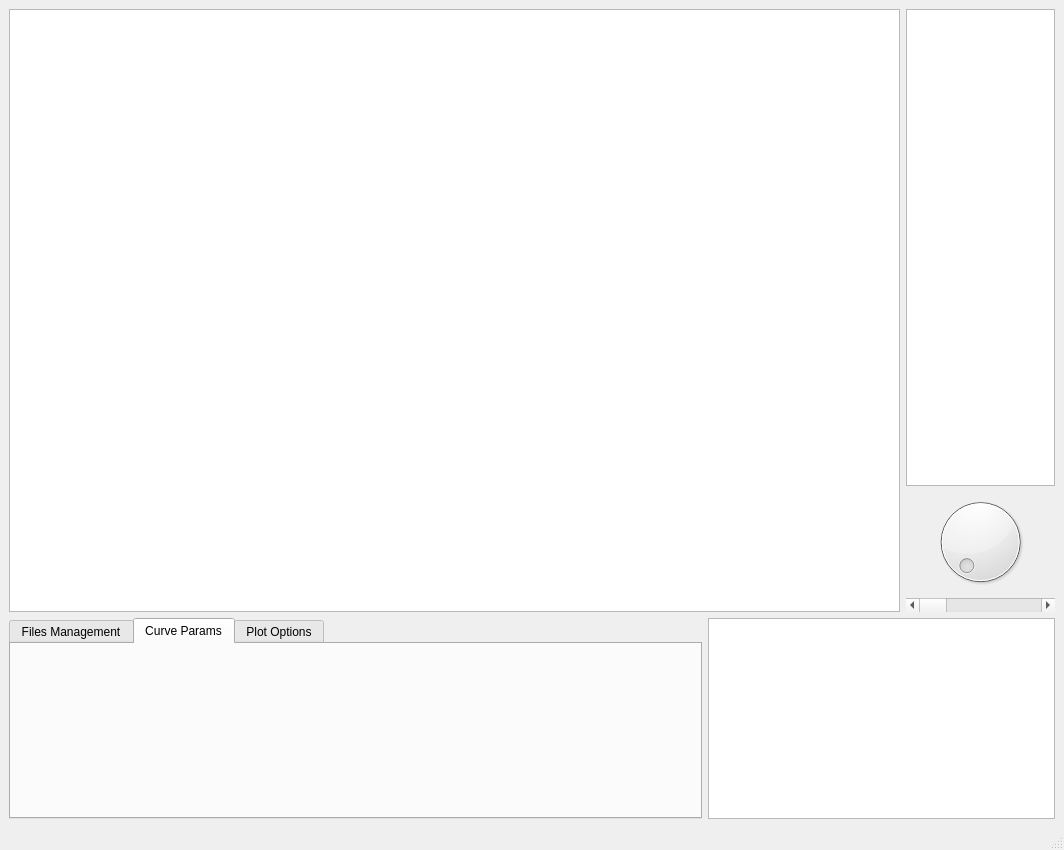
First picture: the form in qt/SiMPlE_main.ui, repository lando1784/SiMPlE, before the edit.
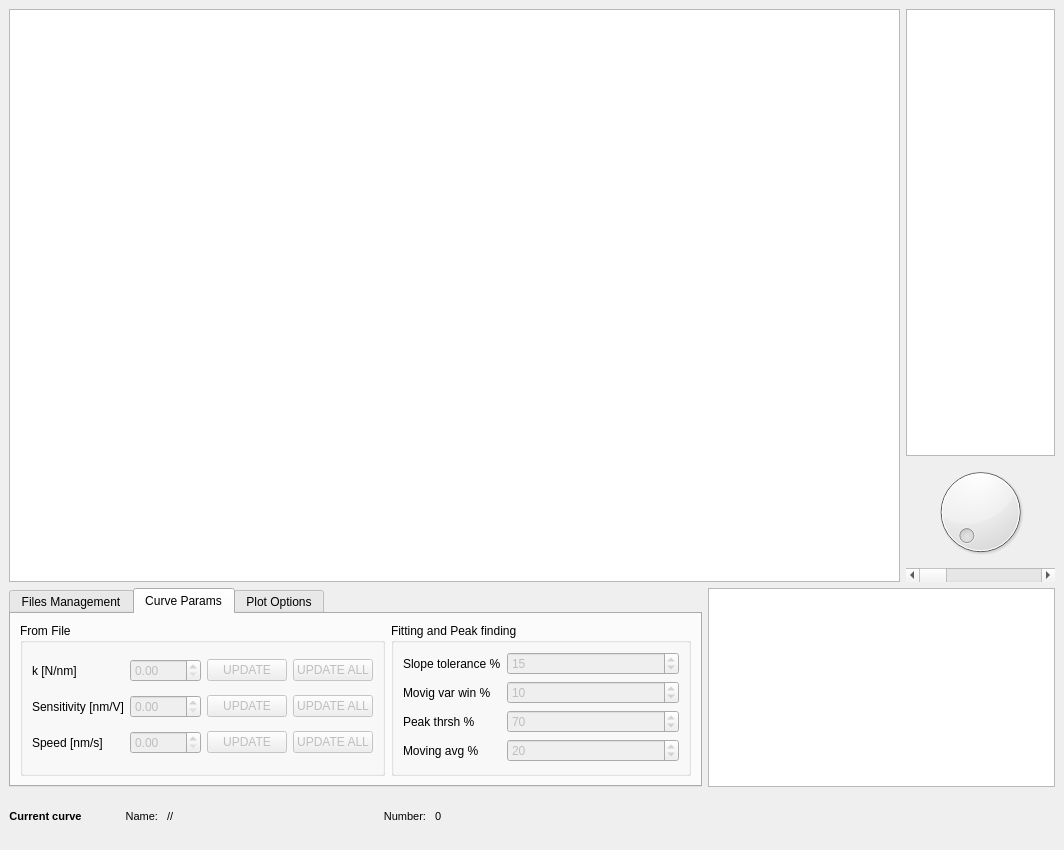
Second picture: the form after the edit. The open tabs and pages were chosen to show the change. Custom widgets are drawn as their Qt base class.

Commit message: e 011 - New interface and first attempt for peak finding (in fieri)

Diff of the .ui file:
```diff
--- a/qt/SiMPlE_main.ui
+++ b/qt/SiMPlE_main.ui
@@ -14,11 +14,11 @@
    <string>MainWindow</string>
   </property>
   <widget class="QWidget" name="simpleCtWidget">
-   <layout class="QVBoxLayout" name="verticalLayout_3" stretch="6,2">
+   <layout class="QVBoxLayout" name="verticalLayout_3" stretch="12,4,1">
     <item>
      <layout class="QHBoxLayout" name="horizontalLayout" stretch="6,1">
       <item>
-       <widget class="QGraphicsView" name="graphicsView"/>
+       <widget class="PlotWidget" name="grafo"/>
       </item>
       <item>
        <layout class="QVBoxLayout" name="verticalLayout_2">
@@ -55,6 +55,229 @@
          <attribute name="title">
           <string>Curve Params</string>
          </attribute>
+         <layout class="QHBoxLayout" name="horizontalLayout_5">
+          <item>
+           <widget class="QGroupBox" name="fromFileBox">
+            <property name="title">
+             <string>From File</string>
+            </property>
+            <layout class="QGridLayout" name="gridLayout_2">
+             <item row="0" column="0">
+              <widget class="QLabel" name="label_4">
+               <property name="text">
+                <string>k [N/nm]</string>
+               </property>
+              </widget>
+             </item>
+             <item row="0" column="1">
+              <widget class="QDoubleSpinBox" name="kNumDbl">
+               <property name="enabled">
+                <bool>false</bool>
+               </property>
+               <property name="maximum">
+                <double>1000.000000000000000</double>
+               </property>
+              </widget>
+             </item>
+             <item row="0" column="2">
+              <widget class="QPushButton" name="updateKBtn">
+               <property name="enabled">
+                <bool>false</bool>
+               </property>
+               <property name="text">
+                <string>UPDATE</string>
+               </property>
+              </widget>
+             </item>
+             <item row="0" column="3">
+              <widget class="QPushButton" name="updateAllKBtn">
+               <property name="enabled">
+                <bool>false</bool>
+               </property>
+               <property name="text">
+                <string>UPDATE ALL</string>
+               </property>
+              </widget>
+             </item>
+             <item row="1" column="0">
+              <widget class="QLabel" name="label_5">
+               <property name="text">
+                <string>Sensitivity [nm/V]</string>
+               </property>
+              </widget>
+             </item>
+             <item row="1" column="1">
+              <widget class="QDoubleSpinBox" name="nmVNumDbl">
+               <property name="enabled">
+                <bool>false</bool>
+               </property>
+               <property name="maximum">
+                <double>1000.000000000000000</double>
+               </property>
+              </widget>
+             </item>
+             <item row="1" column="2">
+              <widget class="QPushButton" name="updateNmVBtn">
+               <property name="enabled">
+                <bool>false</bool>
+               </property>
+               <property name="text">
+                <string>UPDATE</string>
+               </property>
+              </widget>
+             </item>
+             <item row="1" column="3">
+              <widget class="QPushButton" name="updateAllNmVBtn">
+               <property name="enabled">
+                <bool>false</bool>
+               </property>
+               <property name="text">
+                <string>UPDATE ALL</string>
+               </property>
+              </widget>
+             </item>
+             <item row="2" column="0">
+              <widget class="QLabel" name="label_6">
+               <property name="text">
+                <string>Speed [nm/s]</string>
+               </property>
+              </widget>
+             </item>
+             <item row="2" column="1">
+              <widget class="QDoubleSpinBox" name="speedNumDbl">
+               <property name="enabled">
+                <bool>false</bool>
+               </property>
+               <property name="maximum">
+                <double>1000.000000000000000</double>
+               </property>
+              </widget>
+             </item>
+             <item row="2" column="2">
+              <widget class="QPushButton" name="updateSpeedBtn">
+               <property name="enabled">
+                <bool>false</bool>
+               </property>
+               <property name="text">
+                <string>UPDATE</string>
+               </property>
+              </widget>
+             </item>
+             <item row="2" column="3">
+              <widget class="QPushButton" name="updateAllSpeedBtn">
+               <property name="enabled">
+                <bool>false</bool>
+               </property>
+               <property name="text">
+                <string>UPDATE ALL</string>
+               </property>
+              </widget>
+             </item>
+            </layout>
+           </widget>
+          </item>
+          <item>
+           <widget class="QGroupBox" name="fitNpeakBox">
+            <property name="title">
+             <string>Fitting and Peak finding</string>
+            </property>
+            <layout class="QFormLayout" name="formLayout">
+             <item row="0" column="0">
+              <widget class="QLabel" name="label_7">
+               <property name="text">
+                <string>Slope tolerance %</string>
+               </property>
+              </widget>
+             </item>
+             <item row="0" column="1">
+              <widget class="QSpinBox" name="slopePcNum">
+               <property name="enabled">
+                <bool>false</bool>
+               </property>
+               <property name="minimum">
+                <number>1</number>
+               </property>
+               <property name="maximum">
+                <number>100</number>
+               </property>
+               <property name="value">
+                <number>15</number>
+               </property>
+              </widget>
+             </item>
+             <item row="1" column="1">
+              <widget class="QSpinBox" name="movVarPcNum">
+               <property name="enabled">
+                <bool>false</bool>
+               </property>
+               <property name="minimum">
+                <number>1</number>
+               </property>
+               <property name="maximum">
+                <number>100</number>
+               </property>
+               <property name="value">
+                <number>10</number>
+               </property>
+              </widget>
+             </item>
+             <item row="2" column="1">
+              <widget class="QSpinBox" name="peakThrsPcNum">
+               <property name="enabled">
+                <bool>false</bool>
+               </property>
+               <property name="minimum">
+                <number>1</number>
+               </property>
+               <property name="maximum">
+                <number>100</number>
+               </property>
+               <property name="value">
+                <number>70</number>
+               </property>
+              </widget>
+             </item>
+             <item row="2" column="0">
+              <widget class="QLabel" name="label_8">
+               <property name="text">
+                <string>Peak thrsh %</string>
+               </property>
+              </widget>
+             </item>
+             <item row="1" column="0">
+              <widget class="QLabel" name="label_9">
+               <property name="text">
+                <string>Movig var win %</string>
+               </property>
+              </widget>
+             </item>
+             <item row="3" column="0">
+              <widget class="QLabel" name="label_10">
+               <property name="text">
+                <string>Moving avg %</string>
+               </property>
+              </widget>
+             </item>
+             <item row="3" column="1">
+              <widget class="QSpinBox" name="movAvgPcNum">
+               <property name="enabled">
+                <bool>false</bool>
+               </property>
+               <property name="minimum">
+                <number>1</number>
+               </property>
+               <property name="maximum">
+                <number>100</number>
+               </property>
+               <property name="value">
+                <number>20</number>
+               </property>
+              </widget>
+             </item>
+            </layout>
+           </widget>
+          </item>
+         </layout>
         </widget>
         <widget class="QWidget" name="tab_7">
          <attribute name="title">
@@ -64,7 +287,85 @@
        </widget>
       </item>
       <item>
-       <widget class="QTextEdit" name="textEdit"/>
+       <widget class="QTextEdit" name="logTxt"/>
+      </item>
+     </layout>
+    </item>
+    <item>
+     <layout class="QHBoxLayout" name="horizontalLayout_6" stretch="2,2,5,2,2,15">
+      <item>
+       <widget class="QLabel" name="label">
+        <property name="text">
+         <string>&lt;!DOCTYPE HTML PUBLIC &quot;-//W3C//DTD HTML 4.0//EN&quot; &quot;http://www.w3.org/TR/REC-html40/strict.dtd&quot;&gt;
+&lt;html&gt;&lt;head&gt;&lt;meta name=&quot;qrichtext&quot; content=&quot;1&quot; /&gt;&lt;style type=&quot;text/css&quot;&gt;
+p, li { white-space: pre-wrap; }
+&lt;/style&gt;&lt;/head&gt;&lt;body style=&quot; font-family:'Ubuntu'; font-size:11pt; font-weight:400; font-style:normal;&quot;&gt;
+&lt;p align=&quot;center&quot; style=&quot; margin-top:0px; margin-bottom:0px; margin-left:0px; margin-right:0px; -qt-block-indent:0; text-indent:0px;&quot;&gt;&lt;span style=&quot; font-size:8pt; font-weight:600;&quot;&gt;Current curve&lt;/span&gt;&lt;/p&gt;&lt;/body&gt;&lt;/html&gt;</string>
+        </property>
+       </widget>
+      </item>
+      <item>
+       <widget class="QLabel" name="label_2">
+        <property name="text">
+         <string>&lt;!DOCTYPE HTML PUBLIC &quot;-//W3C//DTD HTML 4.0//EN&quot; &quot;http://www.w3.org/TR/REC-html40/strict.dtd&quot;&gt;
+&lt;html&gt;&lt;head&gt;&lt;meta name=&quot;qrichtext&quot; content=&quot;1&quot; /&gt;&lt;style type=&quot;text/css&quot;&gt;
+p, li { white-space: pre-wrap; }
+&lt;/style&gt;&lt;/head&gt;&lt;body style=&quot; font-family:'Ubuntu'; font-size:11pt; font-weight:400; font-style:normal;&quot;&gt;
+&lt;p style=&quot; margin-top:0px; margin-bottom:0px; margin-left:0px; margin-right:0px; -qt-block-indent:0; text-indent:0px;&quot;&gt;&lt;span style=&quot; font-size:8pt;&quot;&gt;Name: &lt;/span&gt;&lt;/p&gt;&lt;/body&gt;&lt;/html&gt;</string>
+        </property>
+        <property name="alignment">
+         <set>Qt::AlignRight|Qt::AlignTrailing|Qt::AlignVCenter</set>
+        </property>
+       </widget>
+      </item>
+      <item>
+       <widget class="QLabel" name="labFilename">
+        <property name="text">
+         <string>&lt;!DOCTYPE HTML PUBLIC &quot;-//W3C//DTD HTML 4.0//EN&quot; &quot;http://www.w3.org/TR/REC-html40/strict.dtd&quot;&gt;
+&lt;html&gt;&lt;head&gt;&lt;meta name=&quot;qrichtext&quot; content=&quot;1&quot; /&gt;&lt;style type=&quot;text/css&quot;&gt;
+p, li { white-space: pre-wrap; }
+&lt;/style&gt;&lt;/head&gt;&lt;body style=&quot; font-family:'Ubuntu'; font-size:11pt; font-weight:400; font-style:normal;&quot;&gt;
+&lt;p style=&quot; margin-top:0px; margin-bottom:0px; margin-left:0px; margin-right:0px; -qt-block-indent:0; text-indent:0px;&quot;&gt;&lt;span style=&quot; font-size:8pt;&quot;&gt;//&lt;/span&gt;&lt;/p&gt;&lt;/body&gt;&lt;/html&gt;</string>
+        </property>
+       </widget>
+      </item>
+      <item>
+       <widget class="QLabel" name="label_3">
+        <property name="text">
+         <string>&lt;!DOCTYPE HTML PUBLIC &quot;-//W3C//DTD HTML 4.0//EN&quot; &quot;http://www.w3.org/TR/REC-html40/strict.dtd&quot;&gt;
+&lt;html&gt;&lt;head&gt;&lt;meta name=&quot;qrichtext&quot; content=&quot;1&quot; /&gt;&lt;style type=&quot;text/css&quot;&gt;
+p, li { white-space: pre-wrap; }
+&lt;/style&gt;&lt;/head&gt;&lt;body style=&quot; font-family:'Ubuntu'; font-size:11pt; font-weight:400; font-style:normal;&quot;&gt;
+&lt;p style=&quot; margin-top:0px; margin-bottom:0px; margin-left:0px; margin-right:0px; -qt-block-indent:0; text-indent:0px;&quot;&gt;&lt;span style=&quot; font-size:8pt;&quot;&gt;Number: &lt;/span&gt;&lt;/p&gt;&lt;/body&gt;&lt;/html&gt;</string>
+        </property>
+        <property name="alignment">
+         <set>Qt::AlignRight|Qt::AlignTrailing|Qt::AlignVCenter</set>
+        </property>
+       </widget>
+      </item>
+      <item>
+       <widget class="QLabel" name="labelNumber">
+        <property name="text">
+         <string>&lt;!DOCTYPE HTML PUBLIC &quot;-//W3C//DTD HTML 4.0//EN&quot; &quot;http://www.w3.org/TR/REC-html40/strict.dtd&quot;&gt;
+&lt;html&gt;&lt;head&gt;&lt;meta name=&quot;qrichtext&quot; content=&quot;1&quot; /&gt;&lt;style type=&quot;text/css&quot;&gt;
+p, li { white-space: pre-wrap; }
+&lt;/style&gt;&lt;/head&gt;&lt;body style=&quot; font-family:'Ubuntu'; font-size:11pt; font-weight:400; font-style:normal;&quot;&gt;
+&lt;p style=&quot; margin-top:0px; margin-bottom:0px; margin-left:0px; margin-right:0px; -qt-block-indent:0; text-indent:0px;&quot;&gt;&lt;span style=&quot; font-size:8pt;&quot;&gt;0&lt;/span&gt;&lt;/p&gt;&lt;/body&gt;&lt;/html&gt;</string>
+        </property>
+       </widget>
+      </item>
+      <item>
+       <spacer name="horizontalSpacer">
+        <property name="orientation">
+         <enum>Qt::Horizontal</enum>
+        </property>
+        <property name="sizeHint" stdset="0">
+         <size>
+          <width>40</width>
+          <height>20</height>
+         </size>
+        </property>
+       </spacer>
       </item>
      </layout>
     </item>
@@ -83,8 +384,14 @@
     </rect>
    </property>
   </widget>
-  <widget class="QStatusBar" name="statusbar"/>
  </widget>
+ <customwidgets>
+  <customwidget>
+   <class>PlotWidget</class>
+   <extends>QGraphicsView</extends>
+   <header>pyqtgraph</header>
+  </customwidget>
+ </customwidgets>
  <resources/>
  <connections/>
 </ui>
```
Left out of the diff: 221 changed lines with no effect on the pictures. The commit also changes 3 other files.
